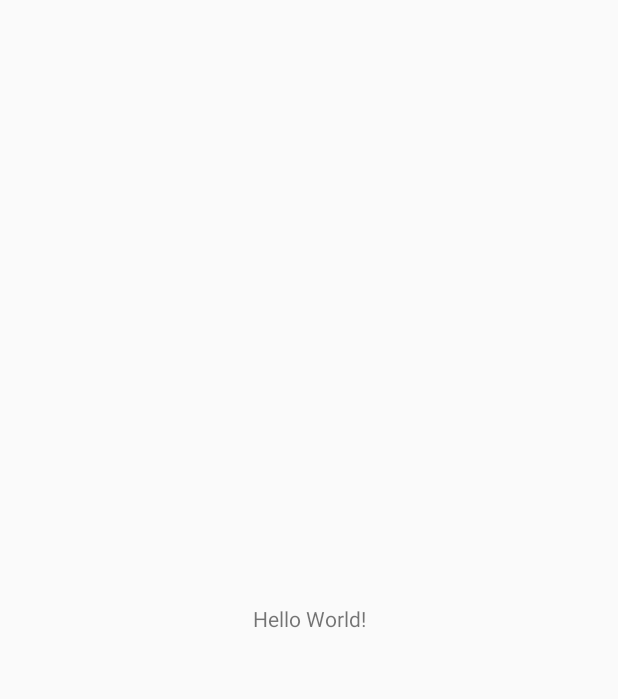
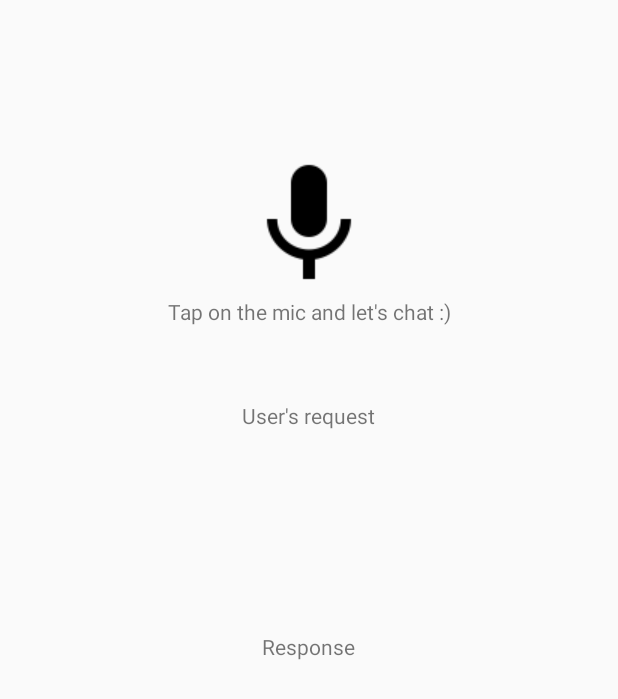
Before and after one commit to iKanoid/El-Kris-Bot, an Android app: the screen it shows after launch (MainActivity), on a phone screen of 412 x 824 dp. Before the commit the part shown is almost empty. Shown: the top 699 px of the screen. Run offline under Robolectric (Android 15) with nearby library versions, the phone set to English and light mode, and no system bars; 4 statements that could not run were skipped.

Commit message:
Successfully implemented the chatbot. Yet to feed it with more data and style it. Say hello to Alfred our AI agent :)

```diff
--- a/app/src/main/AndroidManifest.xml
+++ b/app/src/main/AndroidManifest.xml
@@ -1,6 +1,9 @@
 <?xml version="1.0" encoding="utf-8"?>
 <manifest xmlns:android="http://schemas.android.com/apk/res/android"
     package="com.ikanoid.android.elkrisbot">
+
+    <uses-permission android:name="android.permission.INTERNET"/>
+    <uses-permission android:name="android.permission.RECORD_AUDIO"/>
 
     <application
         android:allowBackup="true"
--- /dev/null
+++ b/app/src/main/java/com/ikanoid/android/elkrisbot/BaseActivity.java
@@ -0,0 +1,106 @@
+/**
+ * Copyright 2017 Google Inc. All Rights Reserved.
+ *
+ * Licensed under the Apache License, Version 2.0 (the "License");
+ * you may not use this file except in compliance with the License.
+ * You may obtain a copy of the License at
+ *
+ *      http://www.apache.org/licenses/LICENSE-2.0
+ *
+ * Unless required by applicable law or agreed to in writing, software
+ * distributed under the License is distributed on an "AS IS" BASIS,
+ * WITHOUT WARRANTIES OR CONDITIONS OF ANY KIND, either express or implied.
+ * See the License for the specific language governing permissions and
+ * limitations under the License.
+ */
+
+package com.ikanoid.android.elkrisbot;
+
+import android.Manifest;
+import android.content.pm.PackageManager;
+import android.os.Bundle;
+import android.os.Handler;
+import android.support.annotation.NonNull;
+import android.support.v4.app.ActivityCompat;
+import android.support.v4.content.ContextCompat;
+import android.support.v7.app.AppCompatActivity;
+
+public class BaseActivity extends AppCompatActivity {
+
+//    private AIApplication app;
+
+    private static final long PAUSE_CALLBACK_DELAY = 500;
+    private static final int REQUEST_AUDIO_PERMISSIONS_ID = 33;
+
+    private final Handler handler = new Handler();
+//    private Runnable pauseCallback = new Runnable() {
+//        @Override
+//        public void run() {
+//            app.onActivityPaused();
+//        }
+//    };
+
+    @Override
+    protected void onCreate(Bundle savedInstanceState) {
+        super.onCreate(savedInstanceState);
+//        app = (AIApplication) getApplication();
+    }
+
+    @Override
+    protected void onResume() {
+        super.onResume();
+//        app.onActivityResume();
+    }
+
+    @Override
+    protected void onPause() {
+        super.onPause();
+//        handler.postDelayed(pauseCallback, PAUSE_CALLBACK_DELAY);
+    }
+
+    protected void checkAudioRecordPermission() {
+        if (ContextCompat.checkSelfPermission(this,
+                Manifest.permission.RECORD_AUDIO)
+                != PackageManager.PERMISSION_GRANTED) {
+
+            // Should we show an explanation?
+            if (ActivityCompat.shouldShowRequestPermissionRationale(this,
+                    Manifest.permission.RECORD_AUDIO)) {
+
+                // Show an explanation to the user *asynchronously* -- don't block
+                // this thread waiting for the user's response! After the user
+                // sees the explanation, try again to request the permission.
+
+            } else {
+
+                // No explanation needed, we can request the permission.
+
+                ActivityCompat.requestPermissions(this,
+                        new String[]{Manifest.permission.RECORD_AUDIO},
+                        REQUEST_AUDIO_PERMISSIONS_ID);
+
+            }
+        }
+    }
+
+    @Override
+    public void onRequestPermissionsResult(int requestCode, @NonNull String[] permissions, @NonNull int[] grantResults) {
+        switch (requestCode) {
+            case REQUEST_AUDIO_PERMISSIONS_ID: {
+                // If request is cancelled, the result arrays are empty.
+                if (grantResults.length > 0
+                        && grantResults[0] == PackageManager.PERMISSION_GRANTED) {
+
+                    // permission was granted, yay! Do the
+                    // contacts-related task you need to do.
+
+                } else {
+
+                    // permission denied, boo! Disable the
+                    // functionality that depends on this permission.
+                }
+                return;
+            }
+        }
+    }
+}
--- a/app/src/main/java/com/ikanoid/android/elkrisbot/MainActivity.java
+++ b/app/src/main/java/com/ikanoid/android/elkrisbot/MainActivity.java
@@ -1,11 +1,41 @@
 package com.ikanoid.android.elkrisbot;
 
+import android.net.wifi.WifiConfiguration;
 import android.os.Build;
 import android.support.v7.app.AppCompatActivity;
 import android.os.Bundle;
+import android.util.Log;
 import android.view.View;
+import android.widget.Button;
+import android.widget.TextView;
 
-public class MainActivity extends AppCompatActivity {
+import javax.xml.transform.Result;
+
+import ai.api.AIListener;
+import ai.api.android.AIConfiguration;
+import ai.api.android.AIService;
+import ai.api.android.GsonFactory;
+import ai.api.model.AIError;
+import ai.api.model.AIResponse;
+//import ai.api.model.Result;
+import ai.api.model.Metadata;
+import ai.api.model.Status;
+import ai.api.ui.AIDialog;
+
+import com.google.gson.Gson;
+import com.google.gson.JsonElement;
+
+import java.util.HashMap;
+import java.util.Map;
+
+public class MainActivity extends BaseActivity implements AIDialog.AIDialogListener {
+    private static final String TAG = MainActivity.class.getName();
+
+    private AIDialog aiDialog;
+    TextView txt;
+    TextView userTxt;
+
+    private Gson gson = GsonFactory.getGson();
 
     @Override
     protected void onCreate(Bundle savedInstanceState) {
@@ -16,5 +46,72 @@ public class MainActivity extends AppCompatActivity {
         if (Build.VERSION.SDK_INT >= 21) {
             getWindow().getDecorView().setSystemUiVisibility(View.SYSTEM_UI_FLAG_LAYOUT_STABLE | View.SYSTEM_UI_FLAG_LAYOUT_FULLSCREEN);
         }
+
+        TTS.init(getApplicationContext());
+
+        final AIConfiguration config = new AIConfiguration(Config.ACCESS_TOKEN,
+                AIConfiguration.SupportedLanguages.English,
+                AIConfiguration.RecognitionEngine.System);
+        aiDialog = new AIDialog(this, config);
+        aiDialog.setResultsListener(this);
+
+        txt = (TextView)findViewById(R.id.textView);
+        userTxt = (TextView)findViewById(R.id.userTextView);
+
+        Button micButton = (Button)findViewById(R.id.micBtn);
+        micButton.setOnClickListener(new View.OnClickListener() {
+            @Override
+            public void onClick(View v) {
+                aiDialog.showAndListen();
+            }
+        });
+    }
+
+    @Override
+    protected void onStart() {
+        super.onStart();
+
+        checkAudioRecordPermission();
+    }
+
+
+    @Override
+    public void onResult(final AIResponse response) {
+        runOnUiThread(new Runnable() {
+            @Override
+            public void run() {
+
+
+
+                final ai.api.model.Result result = response.getResult();
+                final String speech = result.getFulfillment().getSpeech();
+
+                userTxt.setText(result.getResolvedQuery());
+                txt.setText(speech);
+                TTS.speak(speech);
+
+            }
+
+        });
+    }
+
+    @Override
+    public void onError(final AIError error) {
+        runOnUiThread(new Runnable() {
+            @Override
+            public void run() {
+                txt.setText(error.toString());
+            }
+        });
+    }
+
+    @Override
+    public void onCancelled() {
+        runOnUiThread(new Runnable() {
+            @Override
+            public void run() {
+                txt.setText("");
+            }
+        });
     }
 }
--- /dev/null
+++ b/app/src/main/java/com/ikanoid/android/elkrisbot/TTS.java
@@ -0,0 +1,40 @@
+/**
+ * Copyright 2017 Google Inc. All Rights Reserved.
+ *
+ * Licensed under the Apache License, Version 2.0 (the "License");
+ * you may not use this file except in compliance with the License.
+ * You may obtain a copy of the License at
+ *
+ *      http://www.apache.org/licenses/LICENSE-2.0
+ *
+ * Unless required by applicable law or agreed to in writing, software
+ * distributed under the License is distributed on an "AS IS" BASIS,
+ * WITHOUT WARRANTIES OR CONDITIONS OF ANY KIND, either express or implied.
+ * See the License for the specific language governing permissions and
+ * limitations under the License.
+ */
+
+package com.ikanoid.android.elkrisbot;
+
+import android.content.Context;
+import android.speech.tts.TextToSpeech;
+
+public class TTS {
+
+    private static TextToSpeech textToSpeech;
+
+    public static void init(final Context context) {
+        if (textToSpeech == null) {
+            textToSpeech = new TextToSpeech(context, new TextToSpeech.OnInitListener() {
+                @Override
+                public void onInit(int i) {
+
+                }
+            });
+        }
+    }
+
+    public static void speak(final String text) {
+        textToSpeech.speak(text, TextToSpeech.QUEUE_FLUSH, null);
+    }
+}
--- a/app/src/main/res/layout/activity_main.xml
+++ b/app/src/main/res/layout/activity_main.xml
@@ -1,18 +1,77 @@
 <?xml version="1.0" encoding="utf-8"?>
-<android.support.constraint.ConstraintLayout xmlns:android="http://schemas.android.com/apk/res/android"
+<RelativeLayout
+    xmlns:android="http://schemas.android.com/apk/res/android"
     xmlns:app="http://schemas.android.com/apk/res-auto"
     xmlns:tools="http://schemas.android.com/tools"
     android:layout_width="match_parent"
     android:layout_height="match_parent"
     tools:context=".MainActivity">
 
-    <TextView
+    <Button
+        android:id="@+id/micBtn"
         android:layout_width="wrap_content"
         android:layout_height="wrap_content"
-        android:text="Hello World!"
-        app:layout_constraintBottom_toBottomOf="parent"
-        app:layout_constraintLeft_toLeftOf="parent"
-        app:layout_constraintRight_toRightOf="parent"
-        app:layout_constraintTop_toTopOf="parent" />
+        android:layout_alignParentTop="true"
+        android:layout_centerHorizontal="true"
+        android:layout_marginTop="102dp"
+        android:elevation="4dp"
+        android:background="@drawable/ic_mic_black_48dp" />
 
-</android.support.constraint.ConstraintLayout>
+    <TextView
+        android:id="@+id/micTxt"
+        android:layout_width="match_parent"
+        android:layout_height="wrap_content"
+        android:gravity="center_horizontal"
+        android:text="Tap on the mic and let's chat :)"
+        android:layout_below="@id/micBtn"/>
+
+    <LinearLayout
+        android:layout_width="match_parent"
+        android:layout_height="wrap_content"
+        android:orientation="vertical"
+        android:layout_below="@id/micTxt"
+        android:layout_marginTop="50dp">
+
+        <TextView
+            android:layout_width="wrap_content"
+            android:layout_height="wrap_content"
+            android:text="User's request"
+            android:layout_gravity="center_horizontal"
+            android:id="@+id/UserfeedbackLbl"/>
+
+        <TextView
+            android:layout_width="match_parent"
+            android:layout_height="wrap_content"
+            android:text=""
+            android:elevation="4dp"
+            android:padding="10dp"
+            android:layout_marginRight="16dp"
+            android:layout_marginLeft="16dp"
+            android:textAlignment="center"
+            android:layout_gravity="center_horizontal"
+            android:textAppearance="?android:attr/textAppearanceMedium"
+            android:id="@+id/userTextView"/>
+
+        <TextView
+            android:layout_width="wrap_content"
+            android:layout_height="wrap_content"
+            android:text="Response"
+            android:layout_gravity="center_horizontal"
+            android:layout_marginTop="90dp"
+            android:id="@+id/ResourceLbl"/>
+
+        <TextView
+            android:layout_width="match_parent"
+            android:layout_height="wrap_content"
+            android:text=""
+            android:elevation="4dp"
+            android:padding="10dp"
+            android:layout_marginRight="16dp"
+            android:layout_marginLeft="16dp"
+            android:textAlignment="center"
+            android:layout_gravity="center_horizontal"
+            android:textAppearance="?android:attr/textAppearanceMedium"
+            android:id="@+id/textView"/>
+    </LinearLayout>
+
+</RelativeLayout>
```
Also changed, not shown: app/build.gradle (+7 -0 lines), app/src/main/java/com/ikanoid/android/elkrisbot/AIListener.java (added, +13 -0 lines), app/src/main/java/com/ikanoid/android/elkrisbot/Config.java (added, +16 -0 lines), app/src/main/java/com/ikanoid/android/elkrisbot/LanguageConfig.java (added, +40 -0 lines), app/src/main/res/drawable-v24/ic_mic_black_48dp.png (added), app/src/main/res/drawable/ic_mic_black_48dp.png (added).
